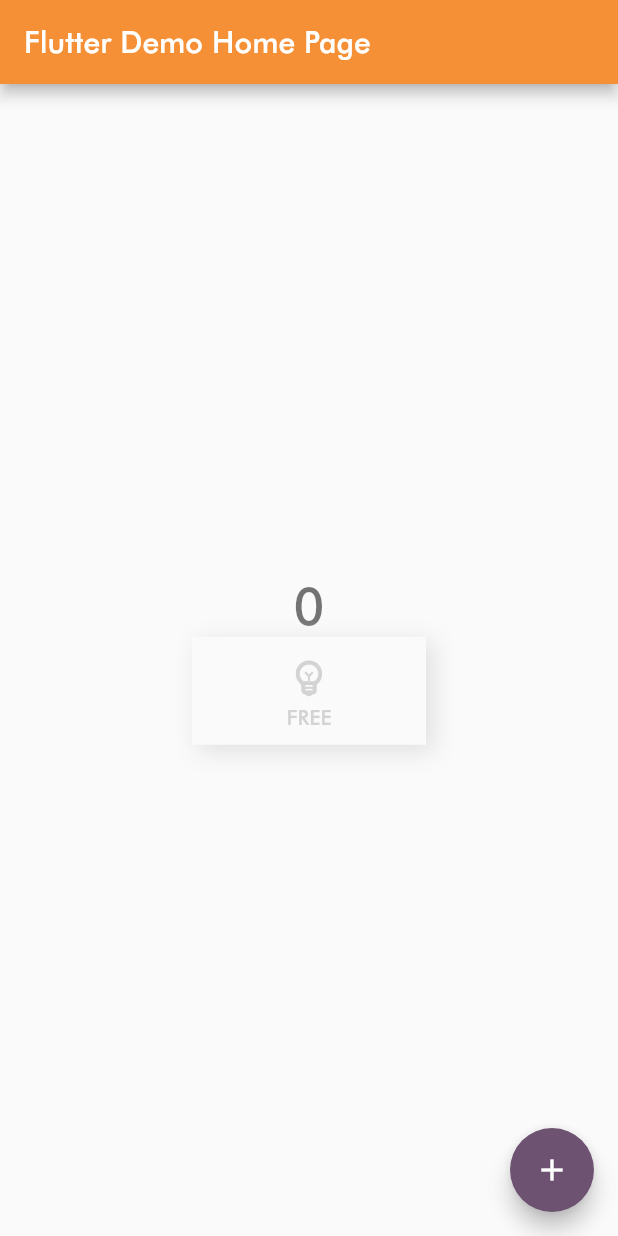
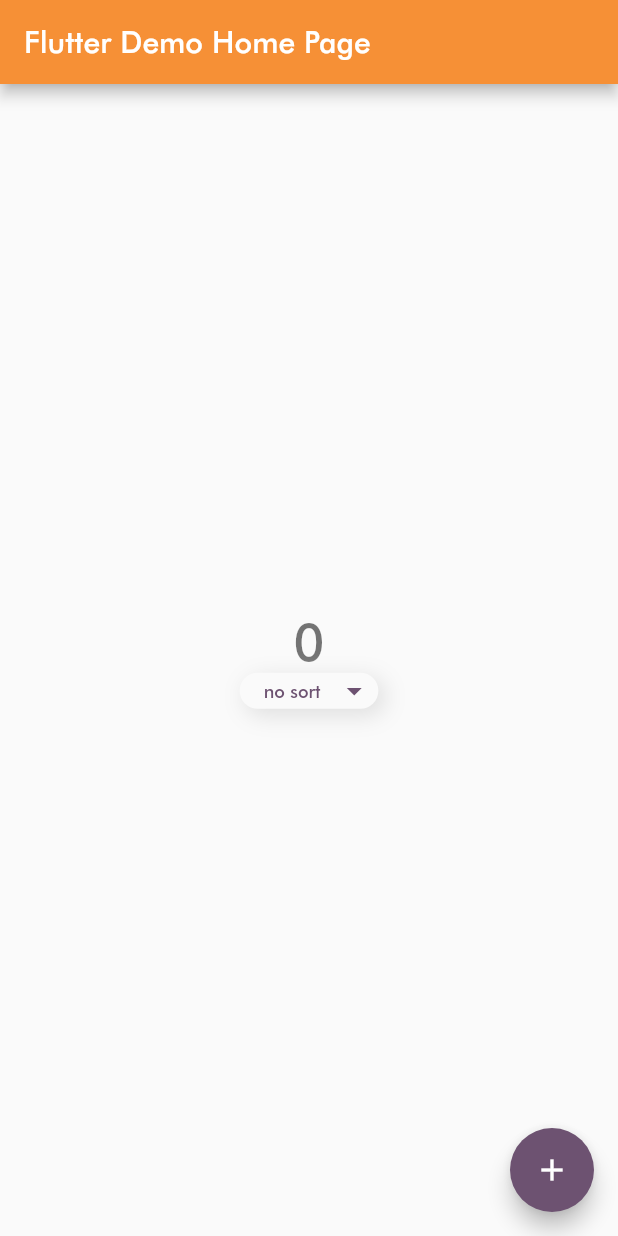
Before and after one commit to wonn0/quizpix, a Flutter app: the screen it shows after launch, on a phone screen of 412 x 824 dp. Run offline on Flutter 3.47's test engine with Material 2 defaults, Android fonts, the phone set to English and light mode, and no system bars.

Commit message:
added dropdown button widget

```diff
--- a/lib/main.dart
+++ b/lib/main.dart
@@ -2,6 +2,7 @@ import 'package:flutter/material.dart';
 import 'package:quizpix/widgets/home_button.dart';
 import 'package:quizpix/widgets/pro_card.dart';
 import 'package:quizpix/widgets/q_button.dart';
+import 'package:quizpix/widgets/q_dropdown_button.dart';
 import 'package:quizpix/widgets/search_bar.dart';
 
 import 'package:quizpix/widgets/stat_card.dart';
@@ -172,11 +173,12 @@ class _MyHomePageState extends State<MyHomePage> {
             // QTextField(label: "Email Address");
             // ProCard(),
             // SearchBar(),
-            HomeButton(
-              isFree: true,
-              isActive: false,
-              onPress: () {},
-            ),
+            // HomeButton(
+            //   isFree: true,
+            //   isActive: false,
+            //   onPress: () {},
+            // ),
+            QDropdownButton(isSort: true),
           ],
         ),
       ),
--- /dev/null
+++ b/lib/widgets/q_dropdown_button.dart
@@ -0,0 +1,73 @@
+import 'package:flutter/material.dart';
+
+class QDropdownButton extends StatefulWidget {
+  const QDropdownButton({super.key, required this.isSort});
+
+  final bool isSort;
+
+  @override
+  State<QDropdownButton> createState() => _QDropdownButtonState();
+}
+
+class _QDropdownButtonState extends State<QDropdownButton> {
+  final List<String> sortList = ['no sort', 'by date', 'by views', 'by rating'];
+  final List<String> filterList = ['no filter', 'title', 'author', 'subject'];
+
+  String? dropdownValue;
+  List<String> dropdownItems = [];
+
+  @override
+  void initState() {
+    super.initState;
+    dropdownValue = widget.isSort ? sortList.first : filterList.first;
+    dropdownItems = widget.isSort ? sortList : filterList;
+  }
+
+  @override
+  Widget build(BuildContext context) {
+    return Container(
+      decoration: BoxDecoration(
+        boxShadow: [
+          BoxShadow(
+            color: Colors.grey.shade300,
+            offset: const Offset(4.0, 4.0),
+            spreadRadius: 1,
+            blurRadius: 12,
+          ),
+        ],
+        color: const Color(0xfffafafa),
+        borderRadius: BorderRadius.circular(16.0),
+      ),
+      child: DropdownButtonHideUnderline(
+        child: ButtonTheme(
+          alignedDropdown: true,
+          child: DropdownButton<String>(
+            value: dropdownValue,
+            items: dropdownItems.map((String item) {
+              return DropdownMenuItem<String>(
+                value: item,
+                child: Text(
+                  item,
+                  style: const TextStyle(
+                    color: Color(0xff6d5271),
+                  ),
+                ),
+              );
+            }).toList(),
+            onChanged: (String? value) {
+              setState(() {
+                dropdownValue = value;
+              });
+            },
+            isDense: true,
+            borderRadius: BorderRadius.circular(16.0),
+            icon: const Icon(
+              Icons.arrow_drop_down,
+              color: Color(0xff6d5271),
+            ),
+          ),
+        ),
+      ),
+    );
+  }
+}
```
